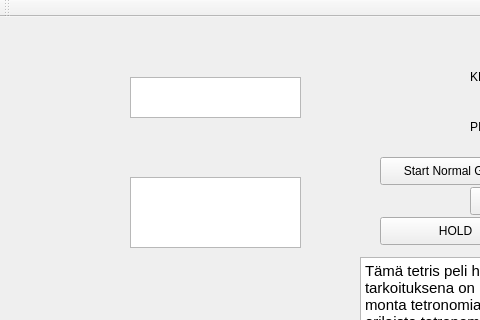
Qt form student/13/tetris/mainwindow.ui (mqjuha/School_projects) before a commit; both pictures show x 0 to 480 and y 0 to 320 of the 701 by 691 pixel window.
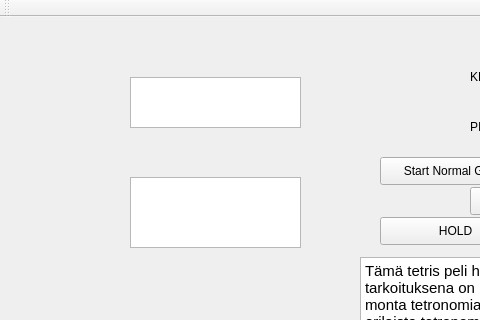
The same form after that commit.

Patch:
```diff
--- a/student/13/tetris/mainwindow.ui
+++ b/student/13/tetris/mainwindow.ui
@@ -118,7 +118,7 @@
       <x>130</x>
       <y>60</y>
       <width>171</width>
-      <height>41</height>
+      <height>51</height>
      </rect>
     </property>
    </widget>
```
Left out of the diff: 22 changed lines with no effect on the pictures.
